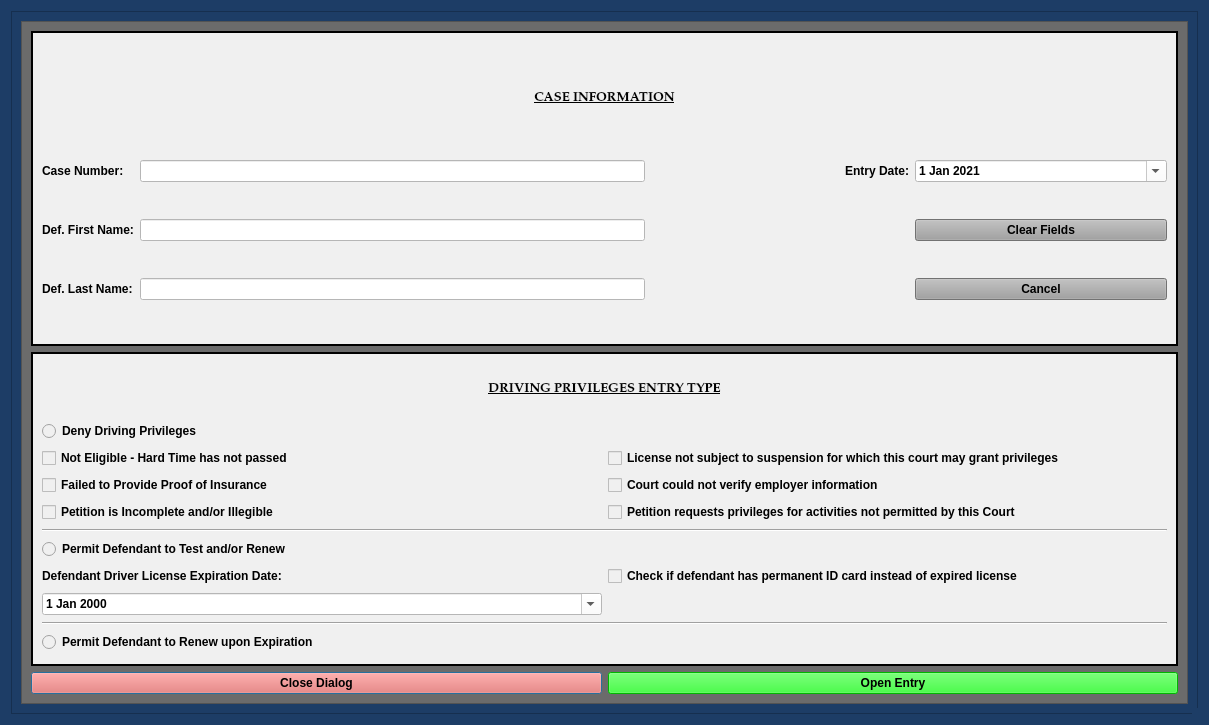
Before: the Qt Designer form munientry/views/ui/DenyPrivilegesDialog.ui in HunterProgram22/MuniEntry, drawn with Qt 5.
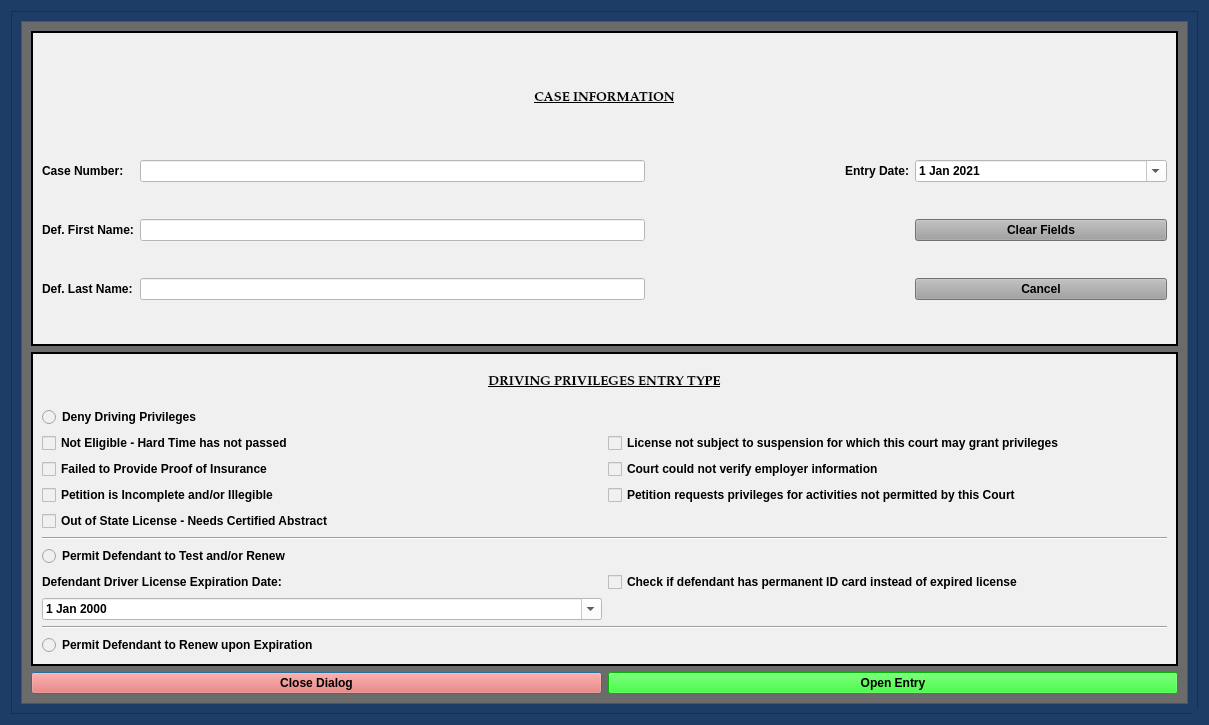
After: the same form once the commit is applied. Custom widgets are drawn as their Qt base class.

Commit message: Deny privileges works for denials. Need to set save area.

```diff
--- a/munientry/views/ui/DenyPrivilegesDialog.ui
+++ b/munientry/views/ui/DenyPrivilegesDialog.ui
@@ -389,6 +389,20 @@
              <number>2</number>
             </property>
             <layout class="QGridLayout" name="gridLayout_3">
+             <item row="12" column="0">
+              <widget class="QRadioButton" name="permit_renew_radio_btn">
+               <property name="text">
+                <string>Permit Defendant to Renew upon Expiration</string>
+               </property>
+              </widget>
+             </item>
+             <item row="7" column="0">
+              <widget class="QRadioButton" name="permit_test_radio_btn">
+               <property name="text">
+                <string>Permit Defendant to Test and/or Renew</string>
+               </property>
+              </widget>
+             </item>
              <item row="1" column="0">
               <widget class="QRadioButton" name="deny_privileges_radio_btn">
                <property name="text">
@@ -396,24 +410,10 @@
                </property>
               </widget>
              </item>
-             <item row="6" column="0">
-              <widget class="QRadioButton" name="permit_test_radio_btn">
+             <item row="4" column="0">
+              <widget class="QCheckBox" name="petition_incomplete_check_box">
                <property name="text">
-                <string>Permit Defendant to Test and/or Renew</string>
-               </property>
-              </widget>
-             </item>
-             <item row="11" column="0">
-              <widget class="QRadioButton" name="permit_renew_radio_btn">
-               <property name="text">
-                <string>Permit Defendant to Renew upon Expiration</string>
-               </property>
-              </widget>
-             </item>
-             <item row="2" column="0">
-              <widget class="QCheckBox" name="hard_time_check_box">
-               <property name="text">
-                <string>Not Eligible - Hard Time has not passed</string>
+                <string>Petition is Incomplete and/or Illegible</string>
                </property>
               </widget>
              </item>
@@ -443,24 +443,10 @@
                </property>
               </widget>
              </item>
-             <item row="4" column="0">
-              <widget class="QCheckBox" name="petition_incomplete_check_box">
+             <item row="2" column="0">
+              <widget class="QCheckBox" name="hard_time_check_box">
                <property name="text">
-                <string>Petition is Incomplete and/or Illegible</string>
-               </property>
-              </widget>
-             </item>
-             <item row="3" column="1">
-              <widget class="QCheckBox" name="no_employer_info_check_box">
-               <property name="text">
-                <string>Court could not verify employer information</string>
-               </property>
-              </widget>
-             </item>
-             <item row="3" column="0">
-              <widget class="QCheckBox" name="no_insurance_check_box">
-               <property name="text">
-                <string>Failed to Provide Proof of Insurance</string>
+                <string>Not Eligible - Hard Time has not passed</string>
                </property>
               </widget>
              </item>
@@ -478,17 +464,21 @@
                </property>
               </widget>
              </item>
-             <item row="8" column="0">
-              <widget class="QLabel" name="license_exp_date_label">
+             <item row="3" column="0">
+              <widget class="QCheckBox" name="no_insurance_check_box">
                <property name="text">
-                <string>Defendant Driver License Expiration Date:</string>
+                <string>Failed to Provide Proof of Insurance</string>
                </property>
-               <property name="alignment">
-                <set>Qt::AlignLeading|Qt::AlignLeft|Qt::AlignVCenter</set>
+              </widget>
+             </item>
+             <item row="3" column="1">
+              <widget class="QCheckBox" name="no_employer_info_check_box">
+               <property name="text">
+                <string>Court could not verify employer information</string>
                </property>
               </widget>
              </item>
-             <item row="9" column="0">
+             <item row="10" column="0">
               <widget class="QDateEdit" name="license_exp_date_field">
                <property name="styleSheet">
                 <string notr="true">background-color: rgb(255, 255, 255);
@@ -499,27 +489,44 @@
                </property>
               </widget>
              </item>
-             <item row="5" column="0" colspan="2">
-              <widget class="Line" name="line">
-               <property name="orientation">
-                <enum>Qt::Horizontal</enum>
+             <item row="9" column="0">
+              <widget class="QLabel" name="license_exp_date_label">
+               <property name="text">
+                <string>Defendant Driver License Expiration Date:</string>
                </property>
-              </widget>
-             </item>
-             <item row="10" column="0" colspan="2">
-              <widget class="Line" name="line_2">
-               <property name="orientation">
-                <enum>Qt::Horizontal</enum>
+               <property name="alignment">
+                <set>Qt::AlignLeading|Qt::AlignLeft|Qt::AlignVCenter</set>
                </property>
               </widget>
              </item>
-             <item row="8" column="1">
+             <item row="9" column="1">
               <widget class="QCheckBox" name="permanent_id_check_box">
                <property name="text">
                 <string>Check if defendant has permanent ID card instead of expired license</string>
                </property>
               </widget>
              </item>
+             <item row="11" column="0" colspan="2">
+              <widget class="Line" name="line_2">
+               <property name="orientation">
+                <enum>Qt::Horizontal</enum>
+               </property>
+              </widget>
+             </item>
+             <item row="6" column="0" colspan="2">
+              <widget class="Line" name="line">
+               <property name="orientation">
+                <enum>Qt::Horizontal</enum>
+               </property>
+              </widget>
+             </item>
+             <item row="5" column="0">
+              <widget class="QCheckBox" name="out_of_state_license_check_box">
+               <property name="text">
+                <string>Out of State License - Needs Certified Abstract</string>
+               </property>
+              </widget>
+             </item>
             </layout>
            </widget>
           </item>
```
The commit also changes 6 other files.
